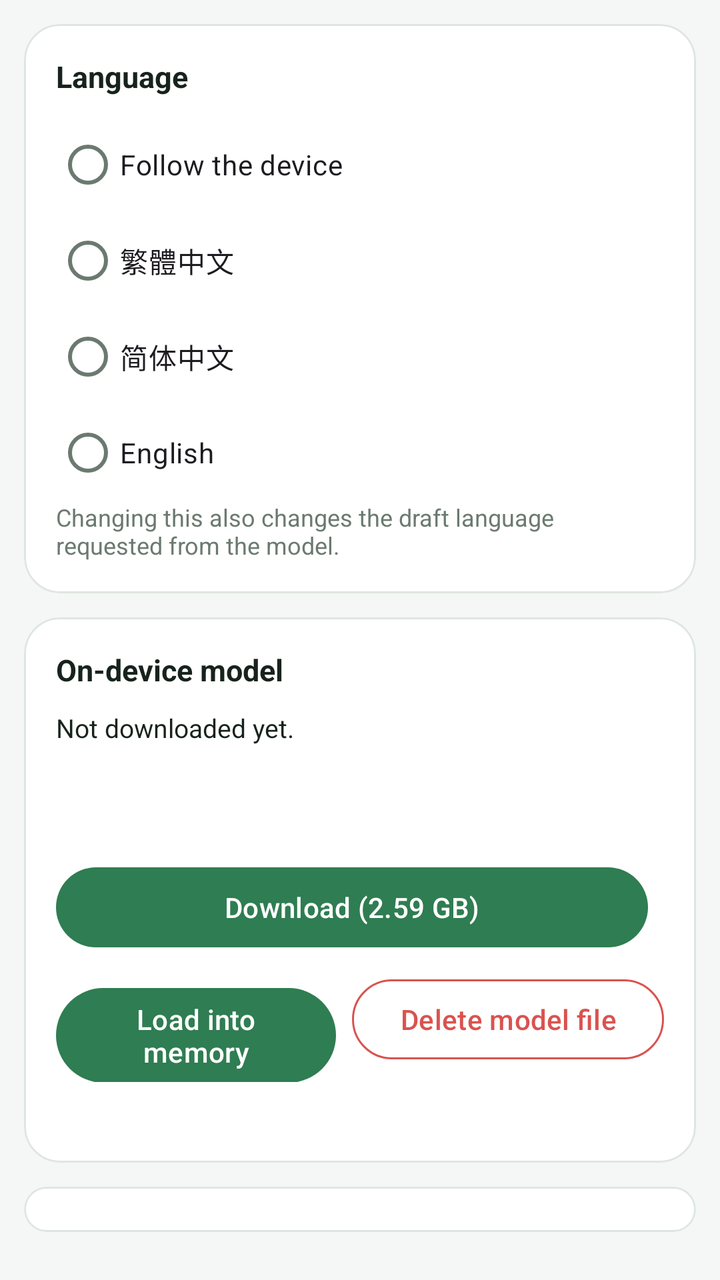
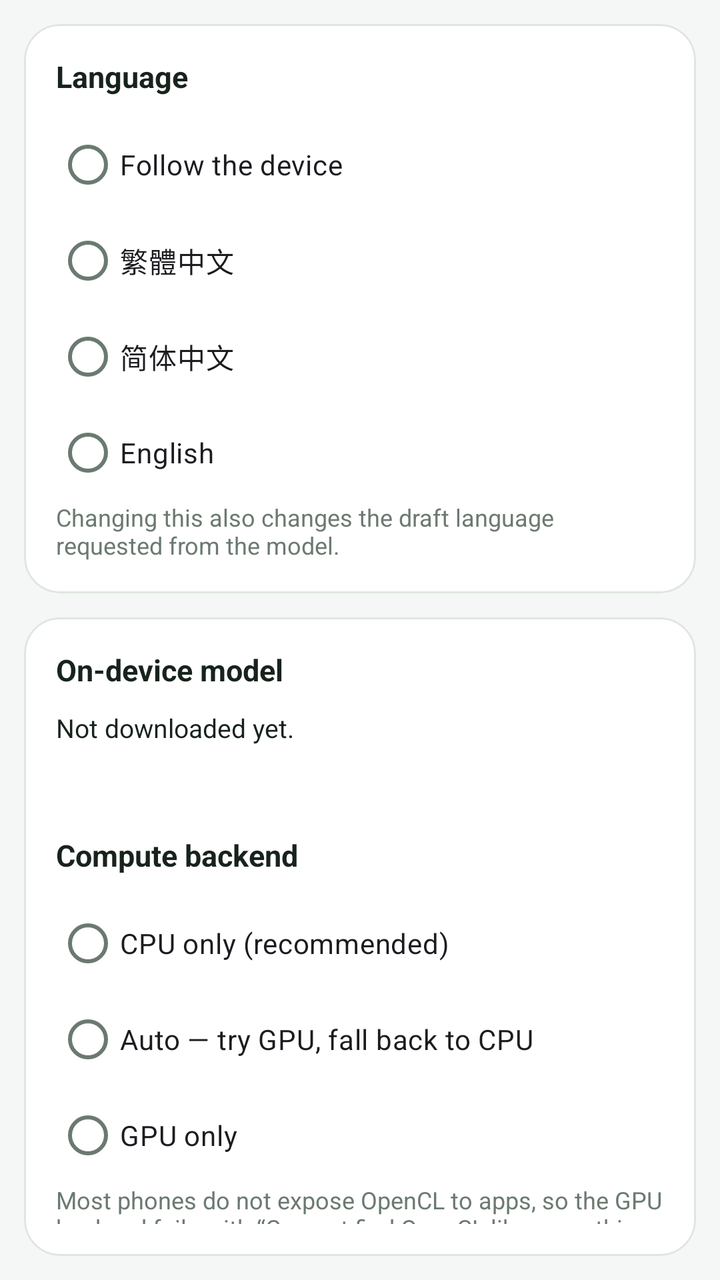

An Android layout rendered at two revisions. The XML below is the earlier revision; the diff shows what the commit changed to produce the second picture.
<!-- AndroidManifest.xml: application theme Theme.CivicWalk -->
<!-- res/layout/tab_settings.xml -->
<?xml version="1.0" encoding="utf-8"?>
<LinearLayout xmlns:android="http://schemas.android.com/apk/res/android"
    xmlns:app="http://schemas.android.com/apk/res-auto"
    android:layout_width="match_parent"
    android:layout_height="wrap_content"
    android:orientation="vertical"
    android:padding="12dp">

    
    <com.google.android.material.card.MaterialCardView
        style="@style/Card"
        android:layout_width="match_parent"
        android:layout_height="wrap_content">

        <LinearLayout
            android:layout_width="match_parent"
            android:layout_height="wrap_content"
            android:orientation="vertical">

            <TextView
                style="@style/SectionTitle"
                android:layout_width="wrap_content"
                android:layout_height="wrap_content"
                android:text="@string/c_lang" />

            <RadioGroup
                android:id="@+id/radioLang"
                android:layout_width="match_parent"
                android:layout_height="wrap_content"
                android:orientation="vertical">

                <com.google.android.material.radiobutton.MaterialRadioButton
                    android:id="@+id/rbSystem"
                    android:layout_width="match_parent"
                    android:layout_height="wrap_content"
                    android:text="@string/lang_system" />

                <com.google.android.material.radiobutton.MaterialRadioButton
                    android:id="@+id/rbHant"
                    android:layout_width="match_parent"
                    android:layout_height="wrap_content"
                    android:text="@string/lang_tc" />

                <com.google.android.material.radiobutton.MaterialRadioButton
                    android:id="@+id/rbHans"
                    android:layout_width="match_parent"
                    android:layout_height="wrap_content"
                    android:text="@string/lang_sc" />

                <com.google.android.material.radiobutton.MaterialRadioButton
                    android:id="@+id/rbEn"
                    android:layout_width="match_parent"
                    android:layout_height="wrap_content"
                    android:text="@string/lang_en" />
            </RadioGroup>

            <TextView
                style="@style/Hint"
                android:layout_width="match_parent"
                android:layout_height="wrap_content"
                android:text="@string/lang_note" />
        </LinearLayout>
    </com.google.android.material.card.MaterialCardView>

    
    <com.google.android.material.card.MaterialCardView
        style="@style/Card"
        android:layout_width="match_parent"
        android:layout_height="wrap_content"
        android:layout_marginTop="12dp">

        <LinearLayout
            android:layout_width="match_parent"
            android:layout_height="wrap_content"
            android:orientation="vertical">

            <TextView
                style="@style/SectionTitle"
                android:layout_width="wrap_content"
                android:layout_height="wrap_content"
                android:text="@string/c_model" />

            <TextView
                android:id="@+id/tvModelState"
                style="@style/Body"
                android:layout_width="match_parent"
                android:layout_height="wrap_content"
                android:text="@string/model_missing" />

            <TextView
                android:id="@+id/tvModelSize"
                style="@style/Hint"
                android:layout_width="match_parent"
                android:layout_height="wrap_content" />

            <TextView
                android:id="@+id/tvModelPath"
                style="@style/Hint"
                android:layout_width="match_parent"
                android:layout_height="wrap_content" />

            <com.google.android.material.progressindicator.LinearProgressIndicator
                android:id="@+id/dlProgress"
                android:layout_width="match_parent"
                android:layout_height="wrap_content"
                android:layout_marginTop="10dp"
                android:max="100"
                android:visibility="gone"
                app:indicatorColor="@color/accent"
                app:trackColor="@color/line" />

            <TextView
                android:id="@+id/tvDlText"
                style="@style/Hint"
                android:layout_width="match_parent"
                android:layout_height="wrap_content" />

            <LinearLayout
                android:layout_width="match_parent"
                android:layout_height="wrap_content"
                android:layout_marginTop="8dp"
                android:orientation="horizontal">

                <com.google.android.material.button.MaterialButton
                    android:id="@+id/btnModelDownload"
                    android:layout_width="0dp"
                    android:layout_height="wrap_content"
                    android:layout_marginEnd="8dp"
                    android:layout_weight="1"
                    android:text="@string/btn_download" />

                <com.google.android.material.button.MaterialButton
                    android:id="@+id/btnModelPause"
                    style="@style/Widget.Material3.Button.OutlinedButton"
                    android:layout_width="wrap_content"
                    android:layout_height="wrap_content"
                    android:text="@string/btn_pause"
                    android:visibility="gone" />
            </LinearLayout>

            <LinearLayout
                android:layout_width="match_parent"
                android:layout_height="wrap_content"
                android:layout_marginTop="8dp"
                android:orientation="horizontal">

                <com.google.android.material.button.MaterialButton
                    android:id="@+id/btnModelLoad"
                    android:layout_width="0dp"
                    android:layout_height="wrap_content"
                    android:layout_marginEnd="8dp"
                    android:layout_weight="1"
                    android:text="@string/btn_load" />

                <com.google.android.material.button.MaterialButton
                    android:id="@+id/btnModelDelete"
                    style="@style/Widget.Material3.Button.OutlinedButton"
                    android:layout_width="wrap_content"
                    android:layout_height="wrap_content"
                    android:text="@string/btn_delete"
                    android:textColor="@color/issue"
                    app:strokeColor="@color/issue" />
            </LinearLayout>

            <TextView
                android:id="@+id/tvEngine"
                style="@style/Hint"
                android:layout_width="match_parent"
                android:layout_height="wrap_content"
                android:layout_marginTop="8dp" />
        </LinearLayout>
    </com.google.android.material.card.MaterialCardView>

    
    <com.google.android.material.card.MaterialCardView
        style="@style/Card"
        android:layout_width="match_parent"
        android:layout_height="wrap_content"
        android:layout_marginTop="12dp"
        android:layout_marginBottom="12dp">

        <LinearLayout
            android:layout_width="match_parent"
            android:layout_height="wrap_content"
            android:orientation="vertical">

            <TextView
                style="@style/SectionTitle"
                android:layout_width="wrap_content"
                android:layout_height="wrap_content"
                android:text="@string/c_privacy" />

            <TextView
                style="@style/Hint"
                android:layout_width="match_parent"
                android:layout_height="wrap_content"
                android:text="@string/privacy_body" />

            <TextView
                android:id="@+id/tvVersion"
                style="@style/Hint"
                android:layout_width="match_parent"
                android:layout_height="wrap_content"
                android:layout_marginTop="8dp" />
        </LinearLayout>
    </com.google.android.material.card.MaterialCardView>
</LinearLayout>
<!-- resources referenced by this layout -->
<resources>
  <color name="accent">#2F7D52</color>
  <color name="issue">#D9534F</color>
  <color name="line">#DFE6E1</color>
  <string name="btn_delete">Delete model file</string>
  <string name="btn_download">Download (2.59 GB)</string>
  <string name="btn_load">Load into memory</string>
  <string name="btn_pause">Pause</string>
  <string name="c_lang">Language</string>
  <string name="c_model">On-device model</string>
  <string name="c_privacy">Privacy</string>
  <string name="lang_en">English</string>
  <string name="lang_note">Changing this also changes the draft language requested from the model.</string>
  <string name="lang_sc">简体中文</string>
  <string name="lang_system">Follow the device</string>
  <string name="lang_tc">繁體中文</string>
  <string name="model_missing">Not downloaded yet.</string>
  <string name="privacy_body">The photo, the coordinates, the draft and your walked grid stay in this app\'s own folder. The only network use is the one-time model download.</string>
  <style name="Body">
          <item name="android:textSize">13sp</item>
          <item name="android:textColor">@color/ink</item>
          <item name="android:lineSpacingMultiplier">1.15</item>
      </style>
  <style name="Card">
          <item name="cardCornerRadius">18dp</item>
          <item name="cardElevation">0dp</item>
          <item name="strokeColor">@color/line</item>
          <item name="strokeWidth">1dp</item>
          <item name="cardBackgroundColor">@color/card</item>
          <item name="contentPadding">16dp</item>
      </style>
  <style name="Hint">
          <item name="android:textSize">12sp</item>
          <item name="android:textColor">@color/muted</item>
      </style>
  <style name="SectionTitle">
          <item name="android:textSize">15sp</item>
          <item name="android:textStyle">bold</item>
          <item name="android:textColor">@color/ink</item>
          <item name="android:layout_marginBottom">10dp</item>
      </style>
  <style name="Theme.CivicWalk" parent="Theme.Material3.Light.NoActionBar">
          <item name="colorPrimary">@color/accent</item>
          <item name="colorOnPrimary">@color/white</item>
          <item name="colorPrimaryContainer">@color/accent_soft</item>
          <item name="colorOnPrimaryContainer">@color/ink</item>
          <item name="colorSecondary">@color/amber</item>
          <item name="colorSecondaryContainer">@color/amber_soft</item>
          <item name="colorSurface">@color/card</item>
          <item name="colorOnSurface">@color/ink</item>
          <item name="colorOnSurfaceVariant">@color/muted</item>
          <item name="colorOutline">@color/line</item>
          <item name="android:colorBackground">@color/bg</item>
          <item name="android:textColorPrimary">@color/ink</item>
          <item name="android:textColorSecondary">@color/muted</item>
          <item name="android:statusBarColor">@color/bg</item>
          <item name="android:navigationBarColor">@color/bg</item>
          <item name="android:windowLightStatusBar">true</item>
          <item name="android:windowLightNavigationBar" tools:targetApi="o_mr1">true</item>
          
          <item name="android:forceDarkAllowed" tools:targetApi="q">false</item>
      </style>
  <color name="ink">#17231C</color>
  <color name="card">#FFFFFF</color>
  <color name="muted">#6B7A70</color>
  <color name="white">#FFFFFF</color>
  <color name="accent_soft">#DCEFE3</color>
  <color name="amber">#C9A227</color>
  <color name="amber_soft">#F7EFD6</color>
  <color name="bg">#F4F7F5</color>
</resources>

<!-- the commit's change to res/layout/tab_settings.xml (unified diff, before → after) -->
@@ -99,6 +99,61 @@
                 android:layout_width="match_parent"
                 android:layout_height="wrap_content" />
 
+            <TextView
+                style="@style/SectionTitle"
+                android:layout_width="wrap_content"
+                android:layout_height="wrap_content"
+                android:layout_marginTop="12dp"
+                android:text="@string/c_backend" />
+
+            <RadioGroup
+                android:id="@+id/radioBackend"
+                android:layout_width="match_parent"
+                android:layout_height="wrap_content"
+                android:orientation="vertical">
+
+                <com.google.android.material.radiobutton.MaterialRadioButton
+                    android:id="@+id/rbCpu"
+                    android:layout_width="match_parent"
+                    android:layout_height="wrap_content"
+                    android:text="@string/rb_cpu" />
+
+                <com.google.android.material.radiobutton.MaterialRadioButton
+                    android:id="@+id/rbAuto"
+                    android:layout_width="match_parent"
+                    android:layout_height="wrap_content"
+                    android:text="@string/rb_auto" />
+
+                <com.google.android.material.radiobutton.MaterialRadioButton
+                    android:id="@+id/rbGpuOnly"
+                    android:layout_width="match_parent"
+                    android:layout_height="wrap_content"
+                    android:text="@string/rb_gpu" />
+            </RadioGroup>
+
+            <TextView
+                style="@style/Hint"
+                android:layout_width="match_parent"
+                android:layout_height="wrap_content"
+                android:text="@string/backend_note" />
+
+            <com.google.android.material.progressindicator.LinearProgressIndicator
+                android:id="@+id/loadProgress"
+                android:layout_width="match_parent"
+                android:layout_height="wrap_content"
+                android:layout_marginTop="10dp"
+                android:indeterminate="true"
+                android:visibility="gone"
+                app:indicatorColor="@color/amber"
+                app:trackColor="@color/line" />
+
+            <TextView
+                android:id="@+id/tvLoadInfo"
+                style="@style/Hint"
+                android:layout_width="match_parent"
+                android:layout_height="wrap_content"
+                android:visibility="gone" />
+
             <com.google.android.material.progressindicator.LinearProgressIndicator
                 android:id="@+id/dlProgress"
                 android:layout_width="match_parent"
@@ -151,6 +206,14 @@
                     android:layout_marginEnd="8dp"
                     android:layout_weight="1"
                     android:text="@string/btn_load" />
+
+                <com.google.android.material.button.MaterialButton
+                    android:id="@+id/btnLoadCancel"
+                    style="@style/Widget.Material3.Button.OutlinedButton"
+                    android:layout_width="wrap_content"
+                    android:layout_height="wrap_content"
+                    android:text="@string/btn_cancel_load"
+                    android:visibility="gone" />
 
                 <com.google.android.material.button.MaterialButton
                     android:id="@+id/btnModelDelete"
<!-- resource entries referenced after the edit -->
@@ -3,10 +3,13 @@
   <color name="accent">#2F7D52</color>
   <color name="issue">#D9534F</color>
   <color name="line">#DFE6E1</color>
+  <string name="backend_note">Most phones do not expose OpenCL to apps, so the GPU backend fails with “Can not find OpenCL library on this device”. CPU always works and is the default.</string>
+  <string name="btn_cancel_load">Cancel load</string>
   <string name="btn_delete">Delete model file</string>
   <string name="btn_download">Download (2.59 GB)</string>
   <string name="btn_load">Load into memory</string>
   <string name="btn_pause">Pause</string>
+  <string name="c_backend">Compute backend</string>
   <string name="c_lang">Language</string>
   <string name="c_model">On-device model</string>
   <string name="c_privacy">Privacy</string>
@@ -17,6 +20,9 @@
   <string name="lang_tc">繁體中文</string>
   <string name="model_missing">Not downloaded yet.</string>
   <string name="privacy_body">The photo, the coordinates, the draft and your walked grid stay in this app\'s own folder. The only network use is the one-time model download.</string>
+  <string name="rb_auto">Auto — try GPU, fall back to CPU</string>
+  <string name="rb_cpu">CPU only (recommended)</string>
+  <string name="rb_gpu">GPU only</string>
   <style name="Body">
           <item name="android:textSize">13sp</item>
           <item name="android:textColor">@color/ink</item>
